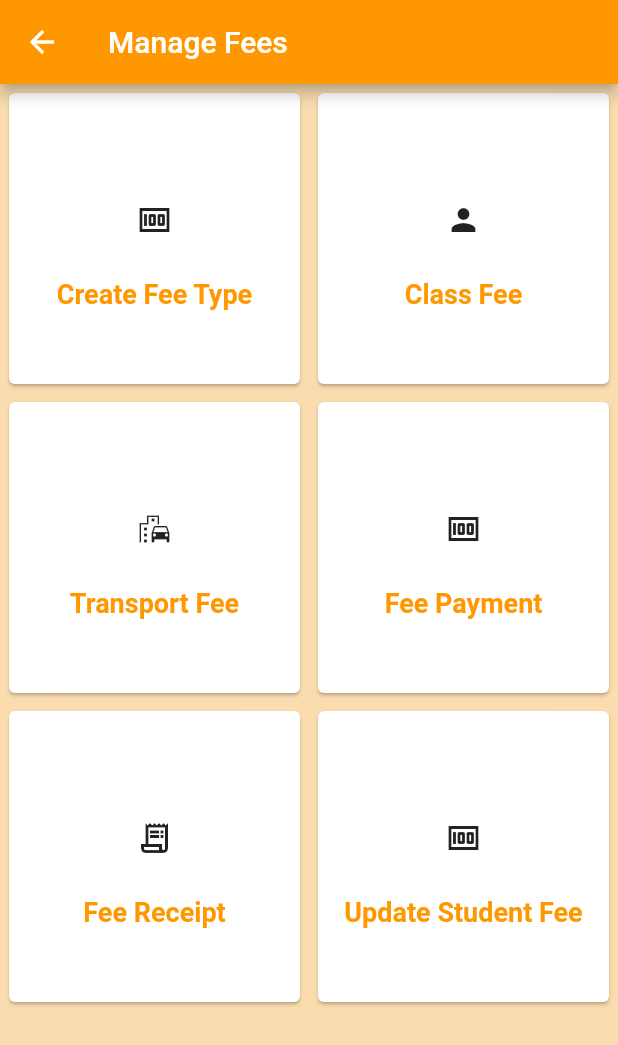
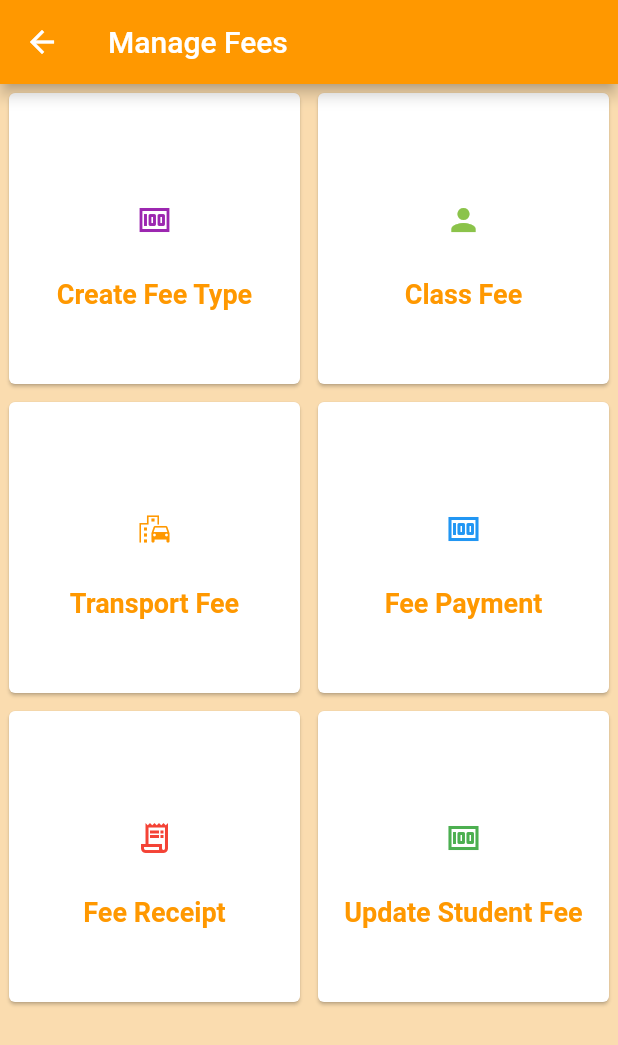
Before and after one commit to plasticpontechnologies/erp_android_app, a Flutter app: the ManageFeesScreen screen opened directly, on a phone screen of 412 x 824 dp. Shown: the top 1045 px of the screen. Run offline on Flutter 3.47's test engine with Material 2 defaults, Android fonts, the phone set to English and light mode, and no system bars; our stand-ins replace image_picker, share; missing offline and left inert: flutter_clean_calendar.

Commit message:
managefee
Signed-off-by: plasticpontechnologies <plasticontechnologies@gmail.com>

```diff
--- a/lib/ManageFees.dart
+++ b/lib/ManageFees.dart
@@ -102,6 +102,7 @@ class _ManageFeesScreenState extends State<ManageFeesScreen> {
                             borderRadius: BorderRadius.circular(25.0),
                             child: Icon(
                               icons[index],
+                              color: colors[index],
                             )),
                         height: 70,
                       ),
```
